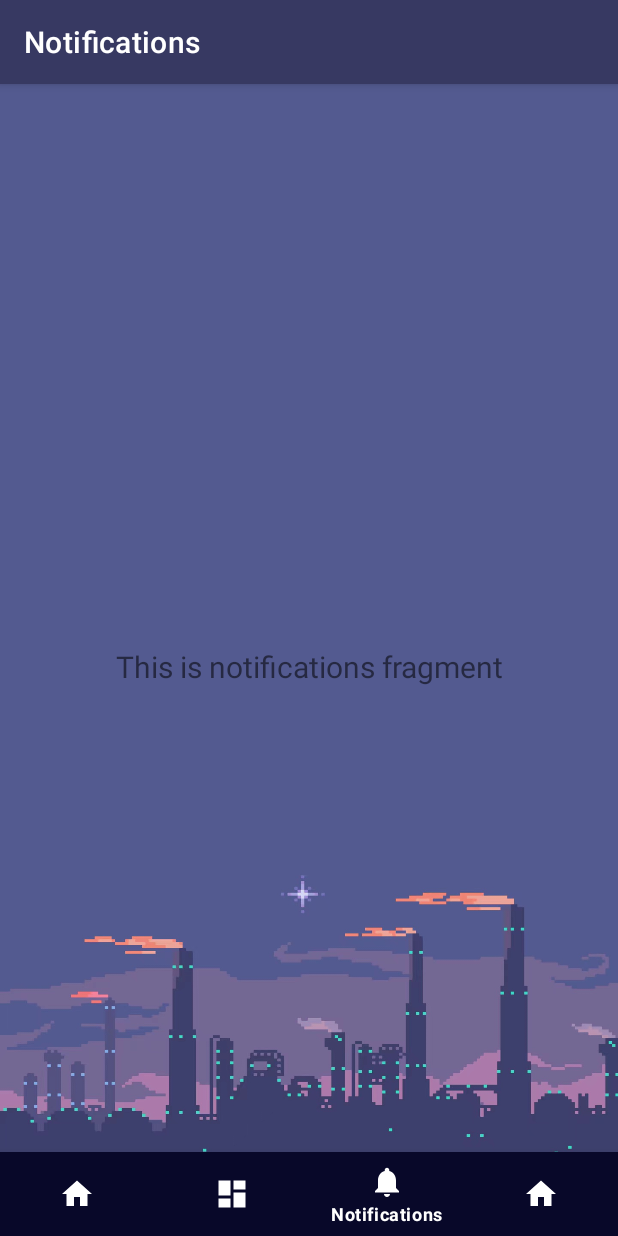
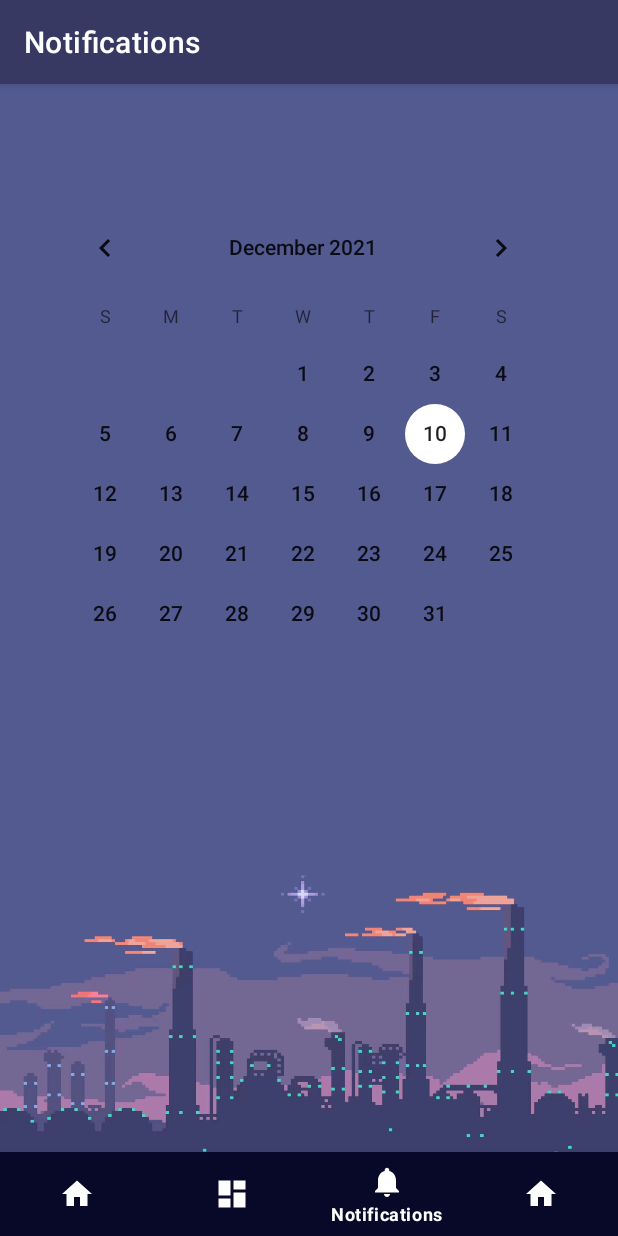
Before and after one commit to MeU1024/Lumos, an Android app: the NotificationsFragment screen opened through its navigation route, on a phone screen of 412 x 824 dp. Run offline under Robolectric (Android 15) with nearby library versions, the phone set to English and light mode, and no system bars; our stand-ins replace navigation-ui; pictures from the network do not load.

Commit message:
新增calendar

```diff
--- a/app/src/main/java/com/example/lumos/ui/notifications/NotificationsFragment.java
+++ b/app/src/main/java/com/example/lumos/ui/notifications/NotificationsFragment.java
@@ -28,13 +28,13 @@ public class NotificationsFragment extends Fragment {
         binding = FragmentNotificationsBinding.inflate(inflater, container, false);
         View root = binding.getRoot();
 
-        final TextView textView = binding.textNotifications;
-        notificationsViewModel.getText().observe(getViewLifecycleOwner(), new Observer<String>() {
-            @Override
-            public void onChanged(@Nullable String s) {
-                textView.setText(s);
-            }
-        });
+//        final TextView textView = binding.textNotifications;
+//        notificationsViewModel.getText().observe(getViewLifecycleOwner(), new Observer<String>() {
+//            @Override
+//            public void onChanged(@Nullable String s) {
+//                textView.setText(s);
+//            }
+//        });
         return root;
     }
 
--- a/app/src/main/res/layout/fragment_notifications.xml
+++ b/app/src/main/res/layout/fragment_notifications.xml
@@ -20,4 +20,15 @@
         app:layout_constraintEnd_toEndOf="parent"
         app:layout_constraintStart_toStartOf="parent"
         app:layout_constraintTop_toTopOf="parent" />
+
+    <CalendarView
+        android:id="@+id/calendarView"
+        android:layout_width="wrap_content"
+        android:layout_height="wrap_content"
+        android:layout_marginStart="20dp"
+        android:layout_marginTop="75dp"
+        android:dateTextAppearance="@style/TextAppearance.AppCompat.Body2"
+        android:layoutMode="opticalBounds"
+        app:layout_constraintStart_toStartOf="@id/text_notifications"
+        app:layout_constraintTop_toTopOf="parent" />
 </androidx.constraintlayout.widget.ConstraintLayout>
```
